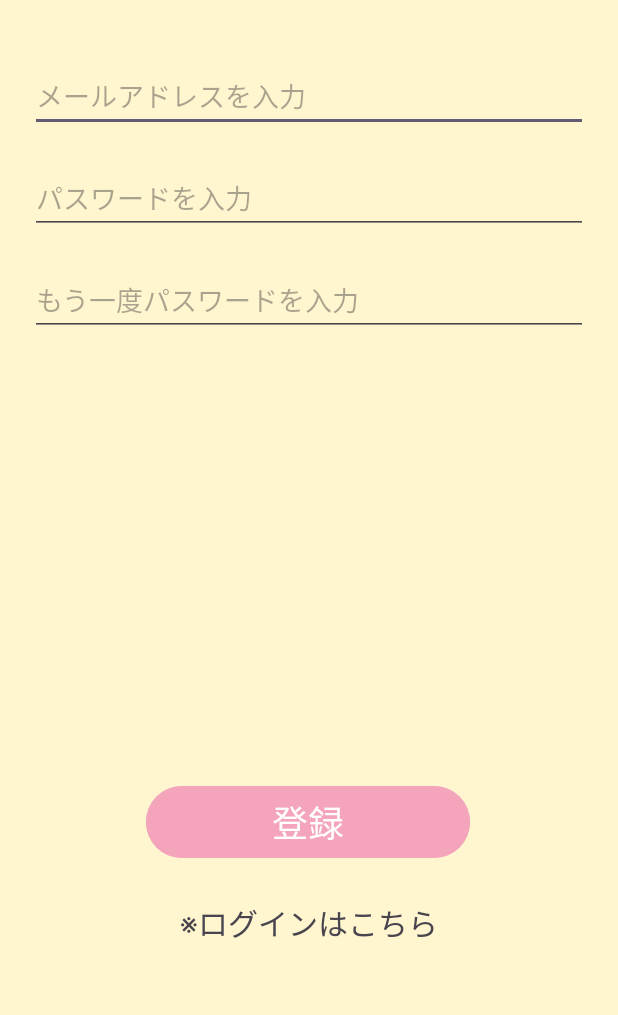
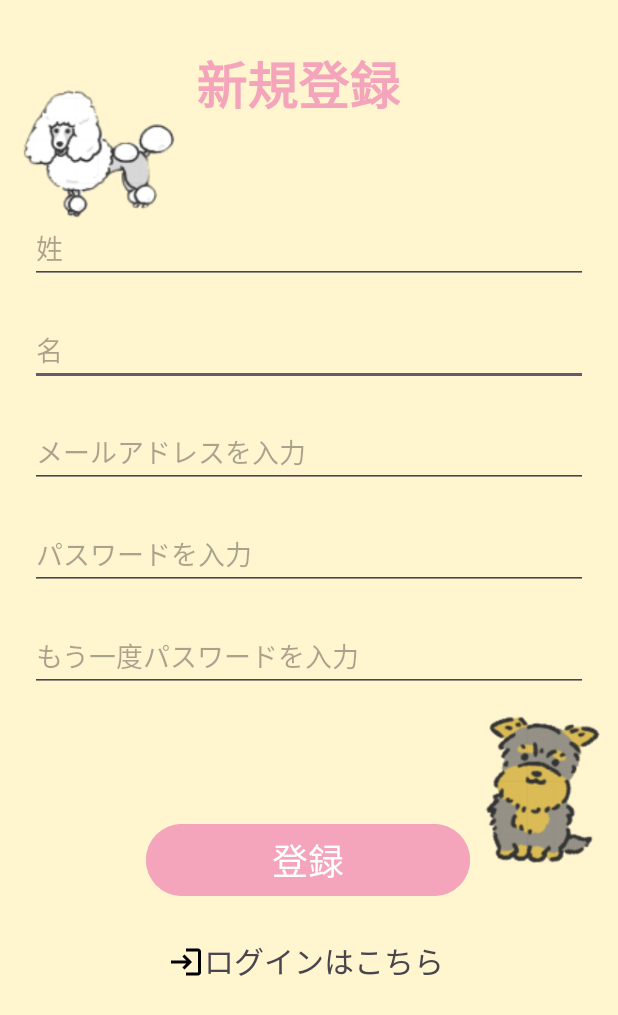
Before and after one commit to ymdsi/WandaForDays, an Android app: the CreateAccountActivity screen opened directly, with no data from a screen before it, on a phone screen of 412 x 824 dp. Shown: the top 1015 px of the screen. Run offline under Robolectric (Android 15) with nearby library versions, the phone set to English and light mode, and no system bars; our stand-ins replace Firebase (no records; nobody signed in at launch, a user with empty details on screens opened directly).

Commit message:
ログイン、新規登録修正済

```diff
--- a/app/src/main/java/com/example/sinupsample/CreateMemoActivity.java
+++ b/app/src/main/java/com/example/sinupsample/CreateMemoActivity.java
@@ -13,6 +13,7 @@ import java.util.Date;
 
 public class CreateMemoActivity extends AppCompatActivity {
     public static final int RESULT_CODE_CREATE_MEMO = 3000;
+
     @Override
     protected void onCreate(Bundle savedInstanceState) {
         super.onCreate(savedInstanceState);
--- a/app/src/main/res/layout/activity_create_account.xml
+++ b/app/src/main/res/layout/activity_create_account.xml
@@ -5,18 +5,61 @@
     android:layout_width="match_parent"
     android:layout_height="match_parent"
     tools:context=".CreateAccountActivity">
+
+    <TextView
+        android:id="@+id/textView"
+        android:layout_width="wrap_content"
+        android:layout_height="wrap_content"
+        android:layout_marginTop="30dp"
+        android:layout_marginEnd="15dp"
+        android:text="新規登録"
+        android:textColor="@color/pink"
+        android:textSize="34dp"
+        android:textStyle="bold"
+        app:layout_constraintEnd_toEndOf="parent"
+        app:layout_constraintStart_toStartOf="parent"
+        app:layout_constraintTop_toTopOf="parent" />
+
+    <EditText
+        android:id="@+id/after_name"
+        android:layout_width="match_parent"
+        android:layout_height="wrap_content"
+        android:layout_marginStart="20dp"
+        android:layout_marginTop="20dp"
+        android:layout_marginEnd="20dp"
+        android:hint="名"
+        android:inputType="textPersonName"
+        app:layout_constraintEnd_toEndOf="parent"
+        app:layout_constraintStart_toStartOf="parent"
+        app:layout_constraintTop_toBottomOf="@+id/befor_name" />
+
+    <EditText
+        android:id="@+id/befor_name"
+        android:layout_width="match_parent"
+        android:layout_height="wrap_content"
+        android:layout_marginStart="20dp"
+        android:layout_marginTop="60dp"
+        android:layout_marginEnd="20dp"
+        android:hint="姓"
+        android:inputType="textPersonName"
+        app:layout_constraintEnd_toEndOf="parent"
+        app:layout_constraintStart_toStartOf="parent"
+        app:layout_constraintTop_toBottomOf="@+id/textView" />
+
     <EditText
         android:id="@+id/email"
         android:layout_width="match_parent"
         android:layout_height="wrap_content"
-        android:inputType="textEmailAddress"
-        android:layout_marginTop="40dp"
         android:layout_marginLeft="20dp"
+        android:layout_marginTop="20dp"
         android:layout_marginRight="20dp"
         android:hint="メールアドレスを入力"
+        android:inputType="textEmailAddress"
         app:layout_constraintEnd_toEndOf="parent"
+        app:layout_constraintHorizontal_bias="0.6"
         app:layout_constraintStart_toStartOf="parent"
-        app:layout_constraintTop_toTopOf="parent" />
+        app:layout_constraintTop_toBottomOf="@+id/after_name" />
+
     <EditText
         android:id="@+id/password"
         android:layout_width="match_parent"
@@ -29,15 +72,16 @@
         app:layout_constraintEnd_toEndOf="parent"
         app:layout_constraintStart_toStartOf="parent"
         app:layout_constraintTop_toBottomOf="@+id/email" />
+
     <EditText
         android:id="@+id/rePassword"
         android:layout_width="match_parent"
         android:layout_height="wrap_content"
+        android:layout_marginStart="20dp"
+        android:layout_marginTop="20dp"
+        android:layout_marginEnd="20dp"
+        android:hint="もう一度パスワードを入力"
         android:inputType="textPassword"
-        android:layout_marginTop="20dp"
-        android:layout_marginLeft="20dp"
-        android:layout_marginRight="20dp"
-        android:hint="もう一度パスワードを入力"
         app:layout_constraintEnd_toEndOf="parent"
         app:layout_constraintStart_toStartOf="parent"
         app:layout_constraintTop_toBottomOf="@+id/password" />
@@ -46,7 +90,7 @@
         android:id="@+id/createButton"
         android:layout_width="216dp"
         android:layout_height="56dp"
-        android:layout_marginTop="296dp"
+        android:layout_marginTop="84dp"
         android:backgroundTint="@color/pink"
         android:text="登録"
         android:textSize="24dp"
@@ -59,10 +103,42 @@
         android:id="@+id/loginAccount"
         android:layout_width="wrap_content"
         android:layout_height="wrap_content"
+        android:layout_marginStart="20dp"
         android:layout_marginTop="24dp"
-        android:text="※ログインはこちら"
+        android:text="ログインはこちら"
         android:textSize="20dp"
         app:layout_constraintEnd_toEndOf="parent"
         app:layout_constraintStart_toStartOf="parent"
         app:layout_constraintTop_toBottomOf="@+id/createButton" />
+
+    <ImageView
+        android:id="@+id/imageView4"
+        android:layout_width="142dp"
+        android:layout_height="120dp"
+        android:layout_marginBottom="28dp"
+        app:layout_constraintBottom_toBottomOf="@+id/befor_name"
+        app:layout_constraintEnd_toStartOf="@+id/textView"
+        app:layout_constraintHorizontal_bias="1.0"
+        app:layout_constraintStart_toStartOf="parent"
+        app:srcCompat="@drawable/inu2" />
+
+    <ImageView
+        android:id="@+id/imageView5"
+        android:layout_width="115dp"
+        android:layout_height="109dp"
+        android:layout_marginTop="11dp"
+        app:layout_constraintEnd_toEndOf="parent"
+        app:layout_constraintStart_toEndOf="@+id/createButton"
+        app:layout_constraintTop_toBottomOf="@+id/rePassword"
+        app:srcCompat="@drawable/inu3" />
+
+    <ImageView
+        android:id="@+id/imageView6"
+        android:layout_width="wrap_content"
+        android:layout_height="wrap_content"
+        android:layout_marginTop="28dp"
+        app:layout_constraintEnd_toStartOf="@+id/loginAccount"
+        app:layout_constraintTop_toBottomOf="@+id/createButton"
+        app:srcCompat="@drawable/login_24" />
+
 </androidx.constraintlayout.widget.ConstraintLayout>
--- a/app/src/main/res/layout/activity_memo_list.xml
+++ b/app/src/main/res/layout/activity_memo_list.xml
@@ -33,6 +33,7 @@
         android:layout_height="wrap_content"
         android:layout_marginRight="15dp"
         android:layout_marginBottom="15dp"
+        android:backgroundTint="@color/pink"
         android:src="@drawable/add_24"
         app:layout_constraintBottom_toBottomOf="parent"
         app:layout_constraintEnd_toEndOf="parent" />
```
Also changed, not shown: app/src/main/res/drawable/inu2.png (added), app/src/main/res/drawable/inu3.png (added).
